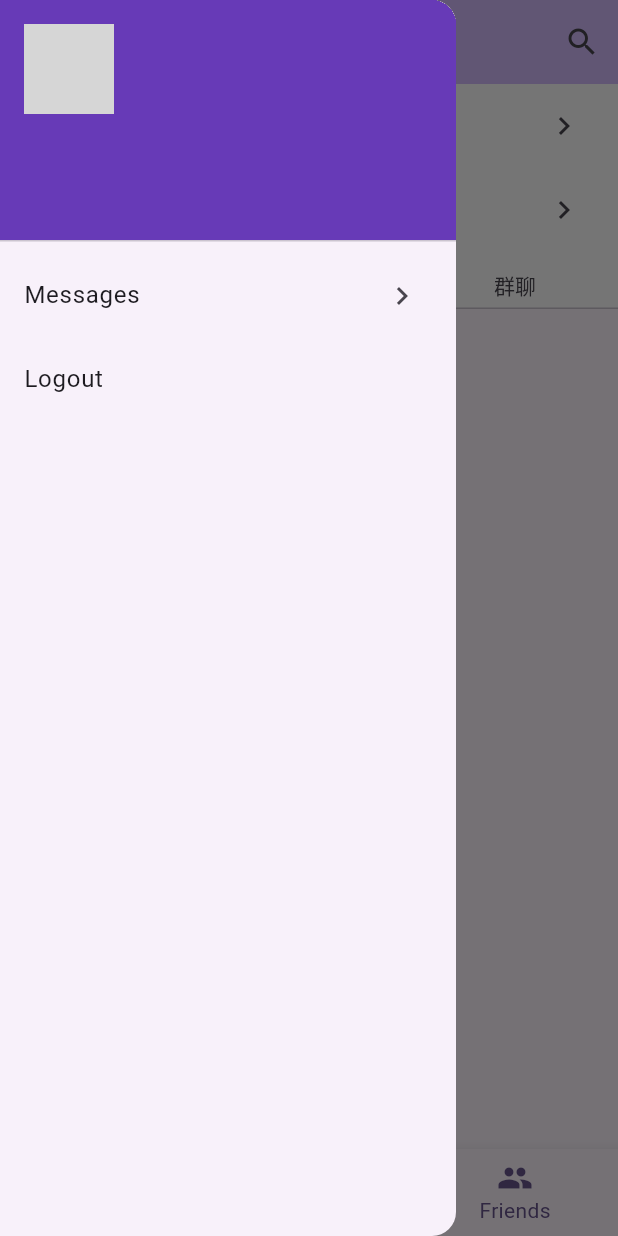
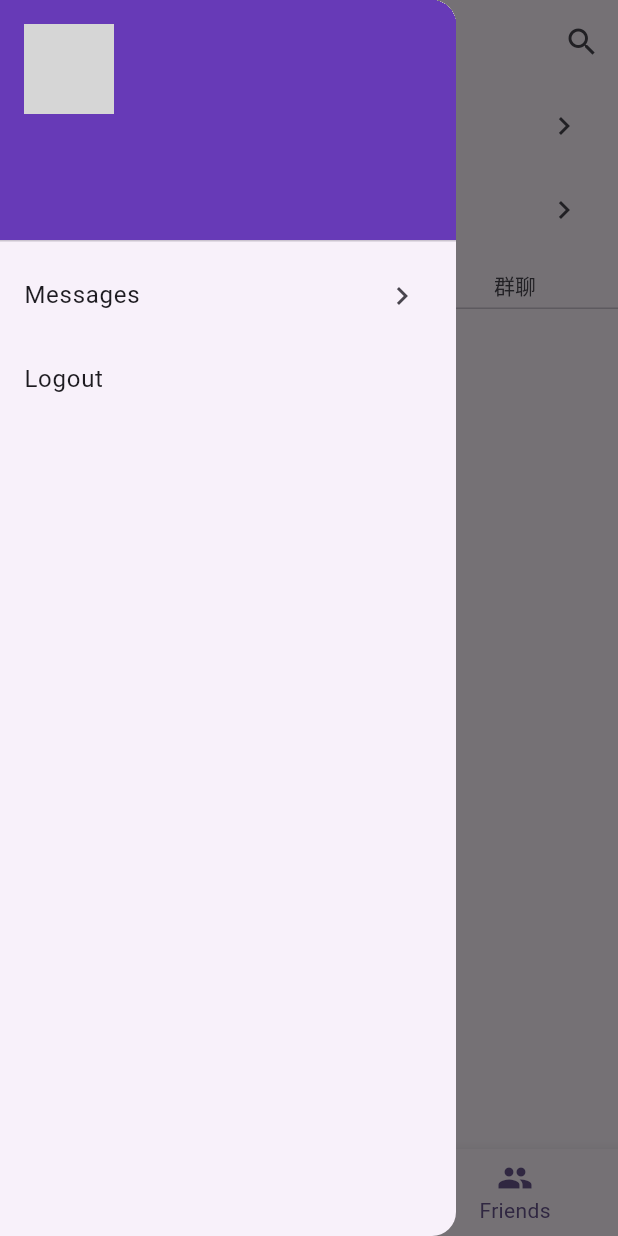
Before and after one commit to qianshipoi/QianShiChat.Client.Flutter, a Flutter app: the HomePage screen opened directly, item 3 of the bottom bar chosen, with the side drawer open, on a phone screen of 412 x 824 dp. Run offline on Flutter 3.47's test engine with Material 2 defaults, Android fonts, the phone set to English and light mode, and no system bars; our stand-ins replace connectivity_plus, dio, get, logger, photo_view, shared_preferences and 1 more; missing offline and left inert: signalr_netcore; accounts and stored records are empty; network calls fail; grey boxes are pictures that could not be loaded.

Commit message:
feat: dark mode

```diff
--- a/lib/main.dart
+++ b/lib/main.dart
@@ -92,6 +92,7 @@ class MyApp extends StatelessWidget {
   Widget build(BuildContext context) {
     return GetMaterialApp(
       title: appTitle,
+      darkTheme: ThemeData.dark(),
       routes: {
         "/chat": (context) => const ChatPage(),
         "/user_profile": (context) => const UserProfilePage(),
--- a/lib/pages/contacts_page.dart
+++ b/lib/pages/contacts_page.dart
@@ -35,6 +35,7 @@ class _ContactsPageState extends State<ContactsPage>
     return SliverPersistentHeader(
         delegate: CommonSliverHeaderDelegate(
             islucency: true,
+            backgroundColor: Theme.of(context).scaffoldBackgroundColor,
             child: PreferredSize(
                 preferredSize: const Size.fromHeight(120),
                 child: ListView(
--- a/lib/pages/home_page.dart
+++ b/lib/pages/home_page.dart
@@ -39,7 +39,6 @@ class _HomePageState extends State<HomePage> {
   Widget build(BuildContext context) {
     return Scaffold(
       appBar: AppBar(
-        backgroundColor: Theme.of(context).colorScheme.inversePrimary,
         title: const Text('Messages'),
         actions: [
           IconButton(
--- a/lib/utils/common_sliver_header_delegate.dart
+++ b/lib/utils/common_sliver_header_delegate.dart
@@ -1,4 +1,5 @@
 import 'package:flutter/material.dart';
+import 'package:qianshi_chat/main.dart';
 
 class CommonSliverHeaderDelegate extends SliverPersistentHeaderDelegate {
   PreferredSize child; //传入preferredsize组件，因为此组件需要固定高度
@@ -11,8 +12,9 @@ class CommonSliverHeaderDelegate extends SliverPersistentHeaderDelegate {
   Widget build(
       BuildContext context, double shrinkOffset, bool overlapsContent) {
     double mainHeight = maxExtent - shrinkOffset; //动态获取滑动剩余高度
+    logger.i('backgroundColor: $backgroundColor');
     return Container(
-      color: backgroundColor ?? Colors.white,
+      color: backgroundColor ?? Theme.of(context).scaffoldBackgroundColor,
       child: Opacity(
           opacity: islucency == true && mainHeight != maxExtent
               ? ((mainHeight / maxExtent) * 0.5).clamp(0, 1)
```
